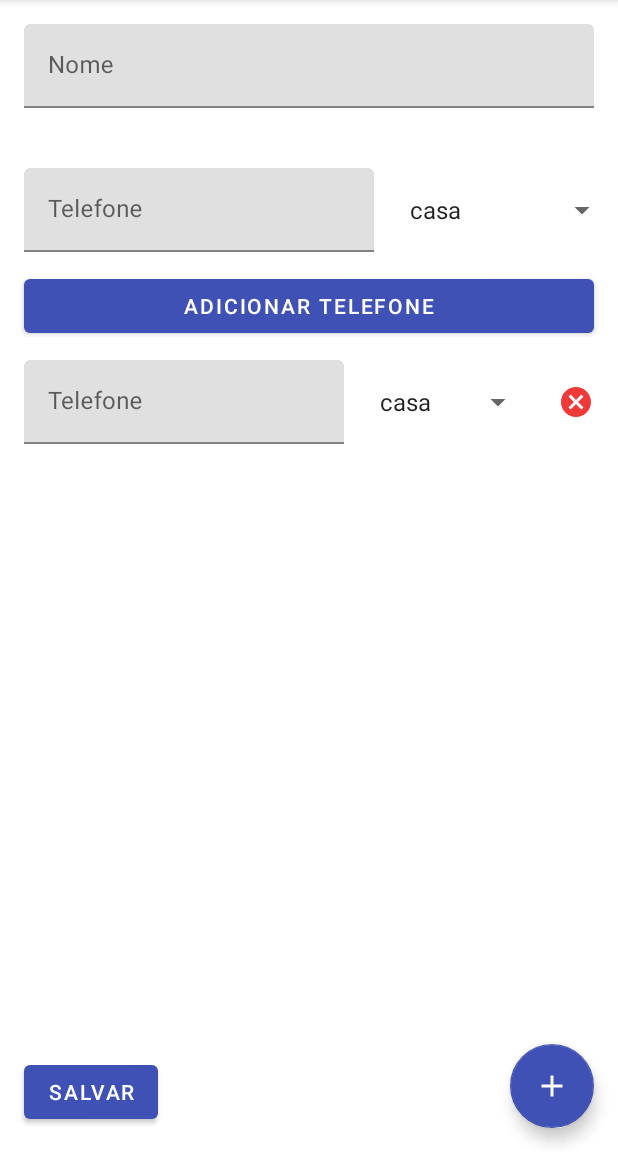
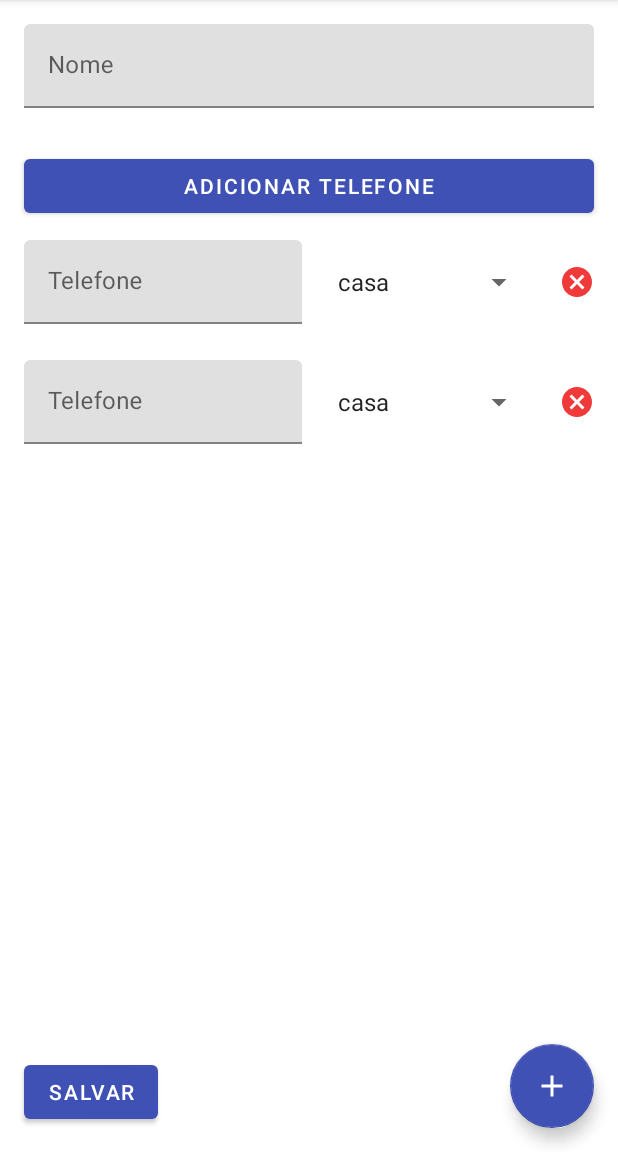
Before and after one commit to JosueBras/agenda, an Android app: the fragment ContactDetailsFragment placed in its activity, after a tap on "SALVAR", on a phone screen of 412 x 824 dp, the part 84-1236 px from its top. Run offline under Robolectric (Android 15) with nearby library versions, the phone set to English and light mode, and no system bars; our stand-ins replace Room's generated code, navigation-ui; 1 statement that could not run was skipped; 2 other taps on this screen came first.

Commit message:
ux adjustments

```diff
--- a/app/src/main/java/br/univali/contacts/ContactDetailsFragment.kt
+++ b/app/src/main/java/br/univali/contacts/ContactDetailsFragment.kt
@@ -43,7 +43,6 @@ class ContactDetailsFragment : Fragment() {
         binding.buttonAddPhone.setOnClickListener {
             binding.phones.addView(PhoneForm(viewModel, context!!))
         }
-        binding.mainPhone.delete.visibility = View.GONE
         binding.buttonDelete.setOnClickListener {
             viewModel.delete(context!!)
             findNavController(it).navigate(R.id.action_from_contact_details_to_contact_list)
@@ -52,6 +51,7 @@ class ContactDetailsFragment : Fragment() {
     }
 
     private fun validate(): Boolean {
+        if (getPhones().isEmpty()) return false
         fun isValidPhones(): Boolean {
             for (phone in getPhones()) {
                 if (phone.number.isBlank()) {
--- a/app/src/main/res/layout/edit_text_phone.xml
+++ b/app/src/main/res/layout/edit_text_phone.xml
@@ -23,7 +23,7 @@
             android:id="@+id/phone_type"
             android:layout_width="match_parent"
             android:layout_height="match_parent"
-            android:layout_weight="1.8"
+            android:layout_weight="1.4"
     />
     <ImageView
             android:id="@+id/delete_phone_number"
--- a/app/src/main/res/layout/fragment_contact_details.xml
+++ b/app/src/main/res/layout/fragment_contact_details.xml
@@ -37,10 +37,6 @@
                 android:layout_height="wrap_content"
                 android:orientation="vertical"
                 android:layout_marginTop="12dp">
-            <br.univali.contacts.PhoneForm
-                    android:id="@+id/main_phone"
-                    android:layout_width="match_parent"
-                    android:layout_height="wrap_content"/>
             <Button
                     android:text="@string/add_phone"
                     android:layout_width="match_parent"
@@ -48,6 +44,10 @@
                     android:id="@+id/button_add_phone"
                     android:layout_marginHorizontal="16dp"
             />
+            <br.univali.contacts.PhoneForm
+                    android:id="@+id/main_phone"
+                    android:layout_width="match_parent"
+                    android:layout_height="wrap_content"/>
         </LinearLayout>
     </ScrollView>
 
```
